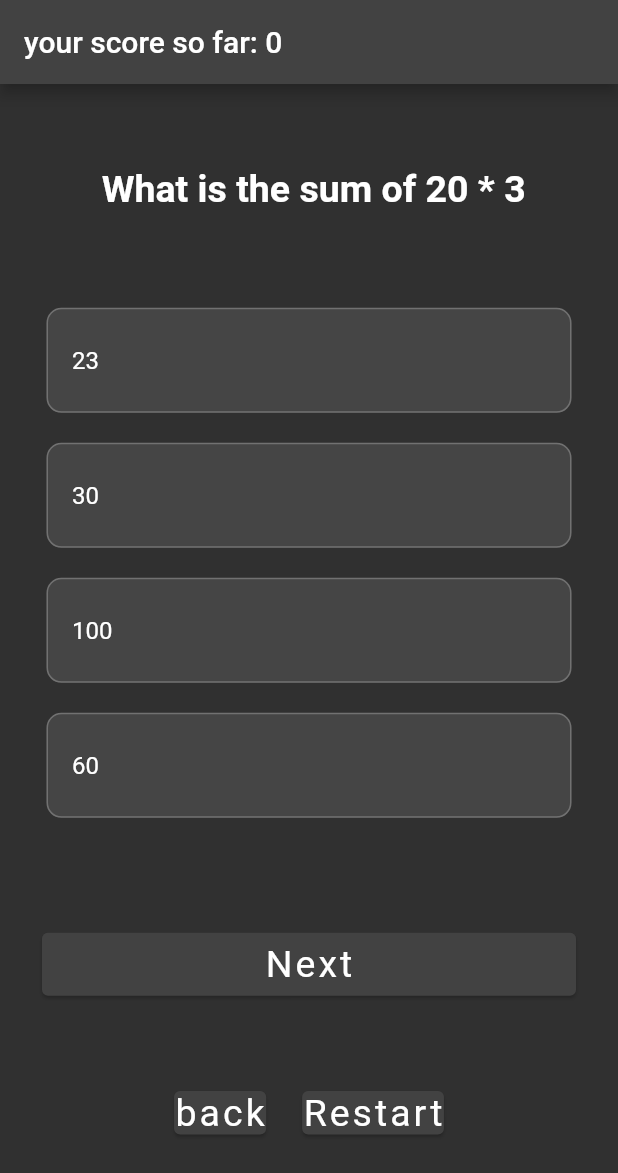
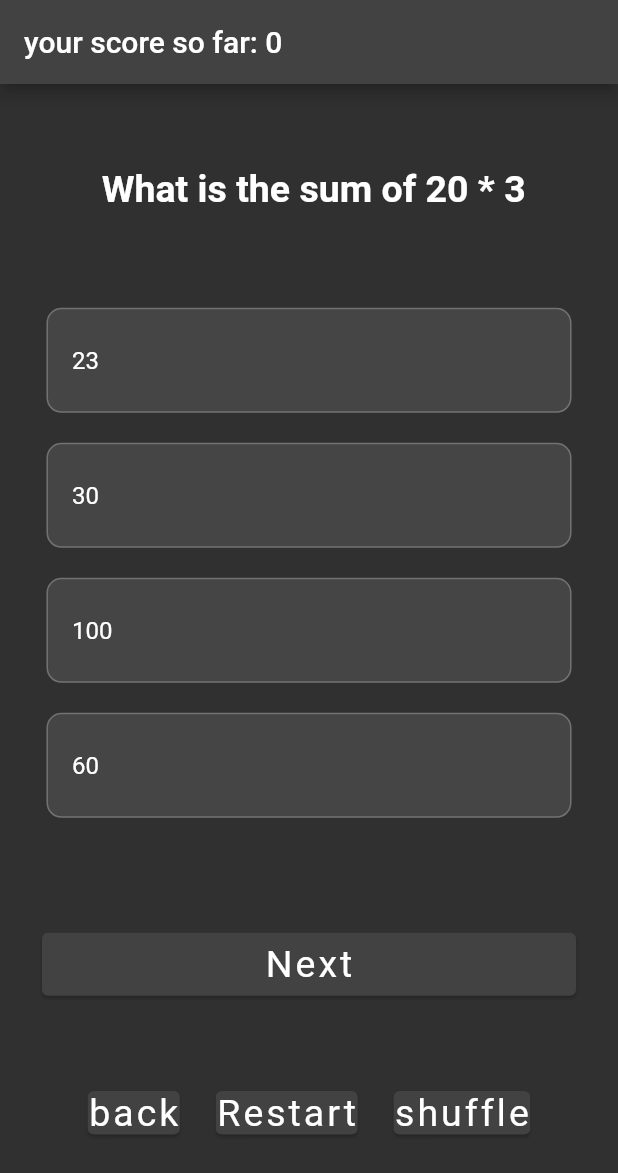
Before and after one commit to Amjadyabroudi128/quizApp, a Flutter app: the screen it shows after launch, after a tap on "Restart", on a phone screen of 412 x 824 dp. Shown: the top 1173 px of the screen. Run offline on Flutter 3.47's test engine with Material 2 defaults, Android fonts, the phone set to English and light mode, and no system bars.

Commit message:
added a shuffle button

```diff
--- a/lib/screens/QuizPage.dart
+++ b/lib/screens/QuizPage.dart
@@ -45,7 +45,19 @@ class _QuizPageState extends State<QuizPage> {
     });
   }
   void Restart() {
-    (questionIndex, score =0);
+    ( score =0);
+  }
+  void shuffle(List , [ start = 0, int? end, Random? random]) {
+    random ??= Random();
+    end ??= questions.length;
+    var length = end - start;
+    while (length > 1) {
+      var pos = random.nextInt(questions.length);
+      length--;
+      var tmp1 = questions[start + pos];
+      questions[start + pos] = questions[start + length];
+      questions[start + length] = tmp1;
+    }
   }
   @override
   Widget build(BuildContext context) {
@@ -142,11 +154,28 @@ class _QuizPageState extends State<QuizPage> {
                   ),
                   onPressed: (){
                     setState(() {
+                      Restart();
                       questionIndex = Random().nextInt(questions.length);
-                      score =0;
+
                     });
                   },
-                )
+                ),
+                TextButton(
+                  child: Card(
+                    child: Text('shuffle',
+                      style: TextStyle(
+                        letterSpacing: 2,
+                        fontSize: 25,
+                        fontWeight: FontWeight.w400,
+                      ),
+                    ),
+                  ),
+                  onPressed: (){
+                    setState(() {
+                      shuffle(questions);
+                    });
+                  },
+                ),
               ],
             )
           ],
```
